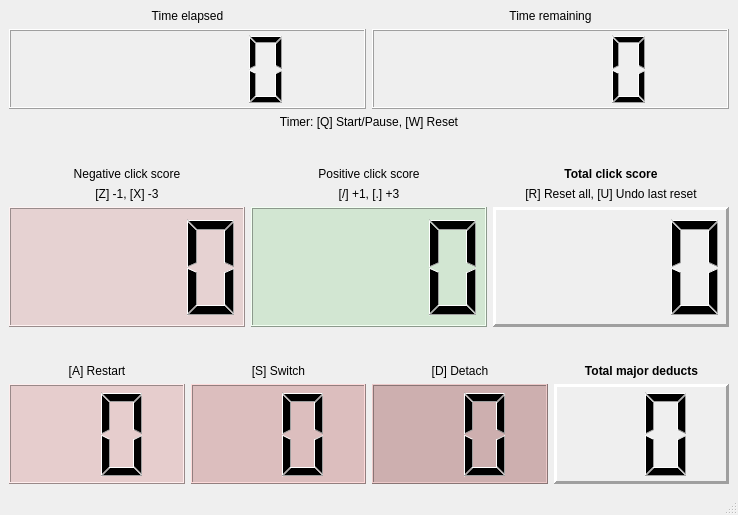
Qt form mainwindow.ui (elephark/44clicker) before a commit.
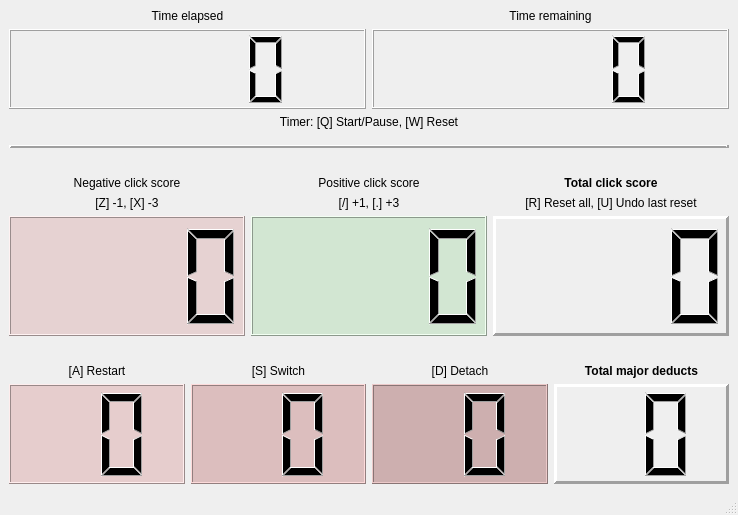
The same form after that commit.

Commit message: Added a divider between the timer and score areas. Got some structure laid down for the timer.

Diff of the .ui file:
```diff
--- a/mainwindow.ui
+++ b/mainwindow.ui
@@ -122,6 +122,35 @@
         </property>
        </widget>
       </item>
+      <item>
+       <spacer name="verticalSpacer_13">
+        <property name="orientation">
+         <enum>Qt::Vertical</enum>
+        </property>
+        <property name="sizeType">
+         <enum>QSizePolicy::Fixed</enum>
+        </property>
+        <property name="sizeHint" stdset="0">
+         <size>
+          <width>0</width>
+          <height>10</height>
+         </size>
+        </property>
+       </spacer>
+      </item>
+      <item>
+       <widget class="Line" name="timerDivider">
+        <property name="frameShadow">
+         <enum>QFrame::Raised</enum>
+        </property>
+        <property name="lineWidth">
+         <number>3</number>
+        </property>
+        <property name="orientation">
+         <enum>Qt::Horizontal</enum>
+        </property>
+       </widget>
+      </item>
       <item>
        <layout class="QHBoxLayout" name="horizontalLayout">
         <item>
```
The commit also changes 2 other files.
